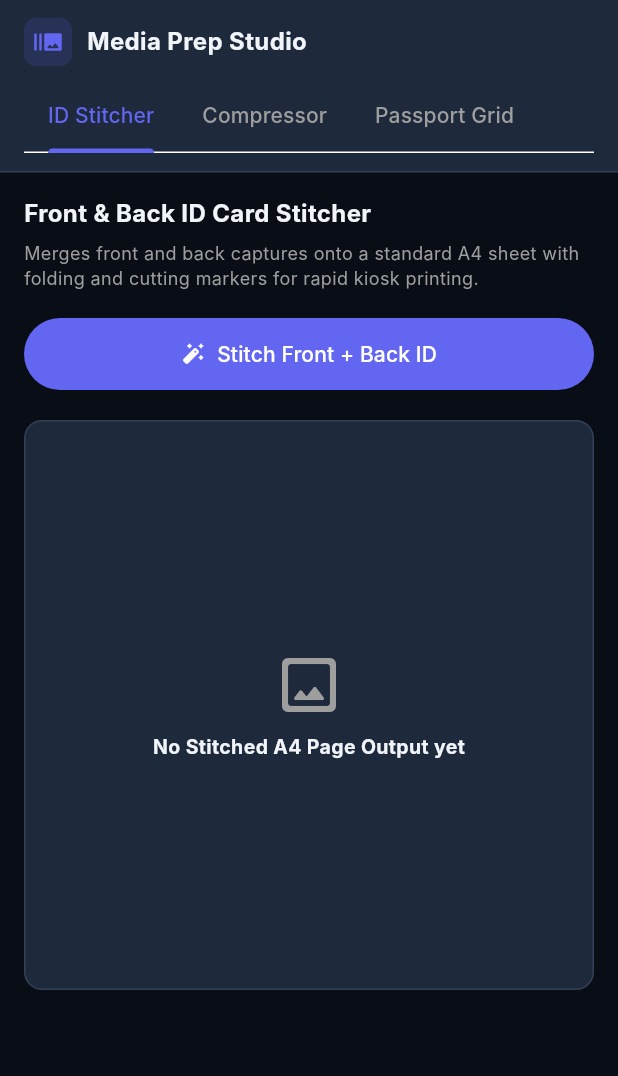
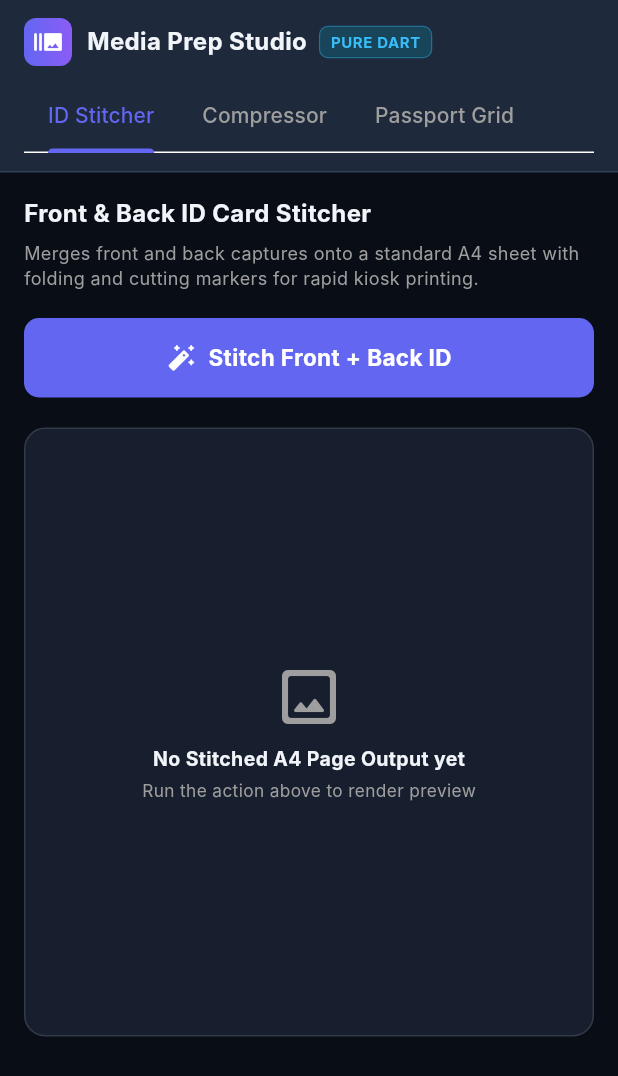
Before and after one commit to yogeshraja/Dossier, a Flutter app: the MediaPrepStudioScreen screen opened directly, on a phone screen of 412 x 824 dp. Shown: the top 1076 px of the screen. Run offline on Flutter 3.47's test engine with Material 3 defaults, Android fonts, the phone set to English and light mode, and no system bars; our stand-ins replace drift, drift_flutter, flutter_riverpod, google_sign_in, qr_flutter; missing offline and left inert: googleapis; accounts and stored records are empty; generated files the repository leaves out were written again; Roboto replaces fonts that are missing (Inter).

Commit message:
fix(ui): ensure strict Material 3 compliance, fluid animation curves, and zero overflow layout across all resolutions

```diff
--- a/lib/features/media_prep/screens/media_prep_studio_screen.dart
+++ b/lib/features/media_prep/screens/media_prep_studio_screen.dart
@@ -2,6 +2,9 @@ import 'dart:typed_data';
 import 'package:flutter/material.dart';
 import 'package:image/image.dart' as img;
 import 'package:dossier/domain/services/media_prep_service.dart';
+import 'package:dossier/presentation/common_widgets/dossier_button.dart';
+import 'package:dossier/presentation/common_widgets/dossier_card.dart';
+import 'package:dossier/presentation/common_widgets/dossier_badge.dart';
 
 class MediaPrepStudioScreen extends StatefulWidget {
   const MediaPrepStudioScreen({super.key});
@@ -142,13 +145,27 @@ class _MediaPrepStudioScreenState extends State<MediaPrepStudioScreen> with Sing
                           Container(
                             padding: const EdgeInsets.all(6),
                             decoration: BoxDecoration(
-                              color: Theme.of(context).colorScheme.primary.withValues(alpha: 0.15),
+                              gradient: const LinearGradient(colors: [Color(0xFF6366F1), Color(0xFF8B5CF6)]),
                               borderRadius: BorderRadius.circular(8),
                             ),
-                            child: Icon(Icons.burst_mode_rounded, color: Theme.of(context).colorScheme.primary, size: 20),
+                            child: const Icon(Icons.burst_mode_rounded, color: Colors.white, size: 20),
                           ),
                           const SizedBox(width: 10),
-                          const Text('Media Prep Studio', style: TextStyle(fontSize: 16, fontWeight: FontWeight.bold)),
+                          const Expanded(
+                            child: Row(
+                              children: [
+                                Flexible(
+                                  child: Text(
+                                    'Media Prep Studio',
+                                    style: TextStyle(fontSize: 16, fontWeight: FontWeight.bold),
+                                    overflow: TextOverflow.ellipsis,
+                                  ),
+                                ),
+                                SizedBox(width: 8),
+                                DossierBadge(text: 'PURE DART', variant: DossierBadgeVariant.info),
+                              ],
+                            ),
+                          ),
                         ],
                       ),
                       const SizedBox(height: 10),
@@ -174,16 +191,23 @@ class _MediaPrepStudioScreenState extends State<MediaPrepStudioScreen> with Sing
                     Container(
                       padding: const EdgeInsets.all(8),
                       decoration: BoxDecoration(
-                        color: Theme.of(context).colorScheme.primary.withValues(alpha: 0.15),
+                        gradient: const LinearGradient(colors: [Color(0xFF6366F1), Color(0xFF8B5CF6)]),
                         borderRadius: BorderRadius.circular(10),
                       ),
-                      child: Icon(Icons.burst_mode_rounded, color: Theme.of(context).colorScheme.primary, size: 22),
+                      child: const Icon(Icons.burst_mode_rounded, color: Colors.white, size: 22),
                     ),
                     const SizedBox(width: 12),
                     const Column(
                       crossAxisAlignment: CrossAxisAlignment.start,
                       children: [
+                        Row(
+                          children: [
                             Text('Media Prep Studio', style: TextStyle(fontSize: 17, fontWeight: FontWeight.bold)),
+                            SizedBox(width: 8),
+                            DossierBadge(text: 'ISOLATE ENGINE', variant: DossierBadgeVariant.info),
+                          ],
+                        ),
+                        SizedBox(height: 2),
                         Text('Pure-Dart Background Isolates (Zero C++ Dependencies)', style: TextStyle(fontSize: 11, color: Colors.grey)),
                       ],
                     ),
@@ -237,14 +261,11 @@ class _MediaPrepStudioScreenState extends State<MediaPrepStudioScreen> with Sing
               children: [
                 controls,
                 const SizedBox(height: 20),
-                Container(
+                DossierCard(
+                  variant: DossierCardVariant.glass,
+                  padding: const EdgeInsets.all(12),
+                  child: SizedBox(
                     height: 380,
-                  padding: const EdgeInsets.all(12),
-                  decoration: BoxDecoration(
-                    color: Theme.of(context).cardTheme.color,
-                    borderRadius: BorderRadius.circular(12),
-                    border: Border.all(color: Theme.of(context).dividerColor),
-                  ),
                     child: Center(
                       child: resultBytes != null
                           ? Image.memory(resultBytes, fit: BoxFit.contain)
@@ -254,7 +275,10 @@ class _MediaPrepStudioScreenState extends State<MediaPrepStudioScreen> with Sing
                                 Icon(Icons.crop_original_rounded, size: 48, color: Colors.grey[500]),
                                 const SizedBox(height: 8),
                                 Text('No $title yet', style: const TextStyle(fontWeight: FontWeight.bold, fontSize: 13)),
+                                const SizedBox(height: 4),
+                                const Text('Run the action above to render preview', style: TextStyle(color: Colors.grey, fontSize: 11.5)),
                               ],
+                            ),
                     ),
                   ),
                 ),
@@ -268,16 +292,17 @@ class _MediaPrepStudioScreenState extends State<MediaPrepStudioScreen> with Sing
           child: Row(
             crossAxisAlignment: CrossAxisAlignment.start,
             children: [
-              SizedBox(width: 320, child: controls),
+              SizedBox(
+                width: 340,
+                child: SingleChildScrollView(
+                  child: controls,
+                ),
+              ),
               const SizedBox(width: 24),
               Expanded(
-                child: Container(
+                child: DossierCard(
+                  variant: DossierCardVariant.glass,
                   padding: const EdgeInsets.all(16),
-                  decoration: BoxDecoration(
-                    color: Theme.of(context).cardTheme.color,
-                    borderRadius: BorderRadius.circular(12),
-                    border: Border.all(color: Theme.of(context).dividerColor),
-                  ),
                   child: Center(
                     child: resultBytes != null
                         ? Image.memory(resultBytes, fit: BoxFit.contain)
@@ -313,13 +338,14 @@ class _MediaPrepStudioScreenState extends State<MediaPrepStudioScreen> with Sing
           style: TextStyle(color: Colors.grey[500], fontSize: 12),
         ),
         const SizedBox(height: 18),
-        FilledButton.icon(
+        DossierButton(
+          text: 'Stitch Front + Back ID',
+          icon: Icons.auto_fix_high_rounded,
+          isLoading: _isStitching,
+          variant: DossierButtonVariant.primary,
+          size: DossierButtonSize.lg,
+          isFullWidth: true,
           onPressed: _isStitching ? null : _runStitcherDemo,
-          icon: _isStitching
-              ? const SizedBox(width: 16, height: 16, child: CircularProgressIndicator(strokeWidth: 2, color: Colors.white))
-              : const Icon(Icons.auto_fix_high_rounded, size: 16),
-          label: const Text('Stitch Front + Back ID'),
-          style: FilledButton.styleFrom(padding: const EdgeInsets.all(14)),
         ),
       ],
     );
@@ -336,28 +362,30 @@ class _MediaPrepStudioScreenState extends State<MediaPrepStudioScreen> with Sing
           style: TextStyle(color: Colors.grey[500], fontSize: 12),
         ),
         const SizedBox(height: 16),
-        FilledButton.icon(
+        DossierButton(
+          text: 'Compress to < 200 KB',
+          icon: Icons.compress_rounded,
+          isLoading: _isCompressing,
+          variant: DossierButtonVariant.success,
+          size: DossierButtonSize.md,
+          isFullWidth: true,
           onPressed: _isCompressing ? null : () => _runCompressorDemo(200),
-          icon: const Icon(Icons.compress_rounded, size: 16),
-          label: const Text('Compress to < 200 KB'),
-          style: FilledButton.styleFrom(backgroundColor: const Color(0xFF10B981), padding: const EdgeInsets.all(14)),
         ),
         const SizedBox(height: 10),
-        FilledButton.icon(
+        DossierButton(
+          text: 'Compress to < 50 KB (Photo/Sign)',
+          icon: Icons.compress_rounded,
+          isLoading: _isCompressing,
+          variant: DossierButtonVariant.warning,
+          size: DossierButtonSize.md,
+          isFullWidth: true,
           onPressed: _isCompressing ? null : () => _runCompressorDemo(50),
-          icon: const Icon(Icons.compress_rounded, size: 16),
-          label: const Text('Compress to < 50 KB (Photo/Sign)'),
-          style: FilledButton.styleFrom(backgroundColor: const Color(0xFFF59E0B), padding: const EdgeInsets.all(14)),
         ),
         if (_compressedResult != null) ...[
           const SizedBox(height: 16),
-          Container(
+          DossierCard(
+            variant: DossierCardVariant.flat,
             padding: const EdgeInsets.all(12),
-            decoration: BoxDecoration(
-              color: Theme.of(context).colorScheme.surface,
-              borderRadius: BorderRadius.circular(10),
-              border: Border.all(color: Theme.of(context).dividerColor),
-            ),
             child: Column(
               crossAxisAlignment: CrossAxisAlignment.start,
               children: [
@@ -396,13 +424,14 @@ class _MediaPrepStudioScreenState extends State<MediaPrepStudioScreen> with Sing
           onSelectionChanged: (val) => setState(() => _photoCount = val.first),
         ),
         const SizedBox(height: 16),
-        FilledButton.icon(
+        DossierButton(
+          text: 'Generate $_photoCount-Photo Sheet',
+          icon: Icons.grid_on_rounded,
+          isLoading: _isGeneratingGrid,
+          variant: DossierButtonVariant.primary,
+          size: DossierButtonSize.lg,
+          isFullWidth: true,
           onPressed: _isGeneratingGrid ? null : _runPassportGridDemo,
-          icon: _isGeneratingGrid
-              ? const SizedBox(width: 16, height: 16, child: CircularProgressIndicator(strokeWidth: 2, color: Colors.white))
-              : const Icon(Icons.grid_on_rounded, size: 16),
-          label: Text('Generate $_photoCount-Photo Sheet'),
-          style: FilledButton.styleFrom(padding: const EdgeInsets.all(14)),
         ),
       ],
     );
--- a/lib/presentation/common_widgets/dossier_button.dart
+++ b/lib/presentation/common_widgets/dossier_button.dart
@@ -6,6 +6,7 @@ enum DossierButtonVariant {
   outline,
   danger,
   success,
+  warning,
   ghost,
 }
 
@@ -110,6 +111,8 @@ class _DossierButtonState extends State<DossierButton> with SingleTickerProvider
         return Theme.of(context).colorScheme.secondary;
       case DossierButtonVariant.danger:
         return const Color(0xFFEF4444);
+      case DossierButtonVariant.warning:
+        return const Color(0xFFF59E0B);
       case DossierButtonVariant.success:
         return const Color(0xFF10B981);
       case DossierButtonVariant.outline:
@@ -131,6 +134,7 @@ class _DossierButtonState extends State<DossierButton> with SingleTickerProvider
       case DossierButtonVariant.primary:
       case DossierButtonVariant.secondary:
       case DossierButtonVariant.danger:
+      case DossierButtonVariant.warning:
       case DossierButtonVariant.success:
         bgColor = isDisabled ? baseColor.withValues(alpha: 0.4) : (_isHovered ? baseColor.withValues(alpha: 0.9) : baseColor);
         fgColor = Colors.white;
@@ -164,12 +168,16 @@ class _DossierButtonState extends State<DossierButton> with SingleTickerProvider
           Icon(widget.icon, size: _getIconSize(), color: fgColor),
           const SizedBox(width: 8),
         ],
-        Text(
-          widget.text,
-          style: TextStyle(
-            color: fgColor,
-            fontSize: _getFontSize(),
-            fontWeight: FontWeight.bold,
+        Flexible(
+          child: Text(
+            widget.text,
+            maxLines: 1,
+            overflow: TextOverflow.ellipsis,
+            style: TextStyle(
+              color: fgColor,
+              fontSize: _getFontSize(),
+              fontWeight: FontWeight.bold,
+            ),
           ),
         ),
         if (!widget.isLoading && widget.trailingIcon != null) ...[
```
Also changed, not shown: lib/features/billing_pos/screens/quick_pos_screen.dart (+85 -56 lines), lib/features/settings/screens/settings_screen.dart (+88 -88 lines), lib/features/sync/screens/vault_sync_screen.dart (+89 -59 lines), 1 other file. Lines whose indentation alone changed are shown as unchanged.
